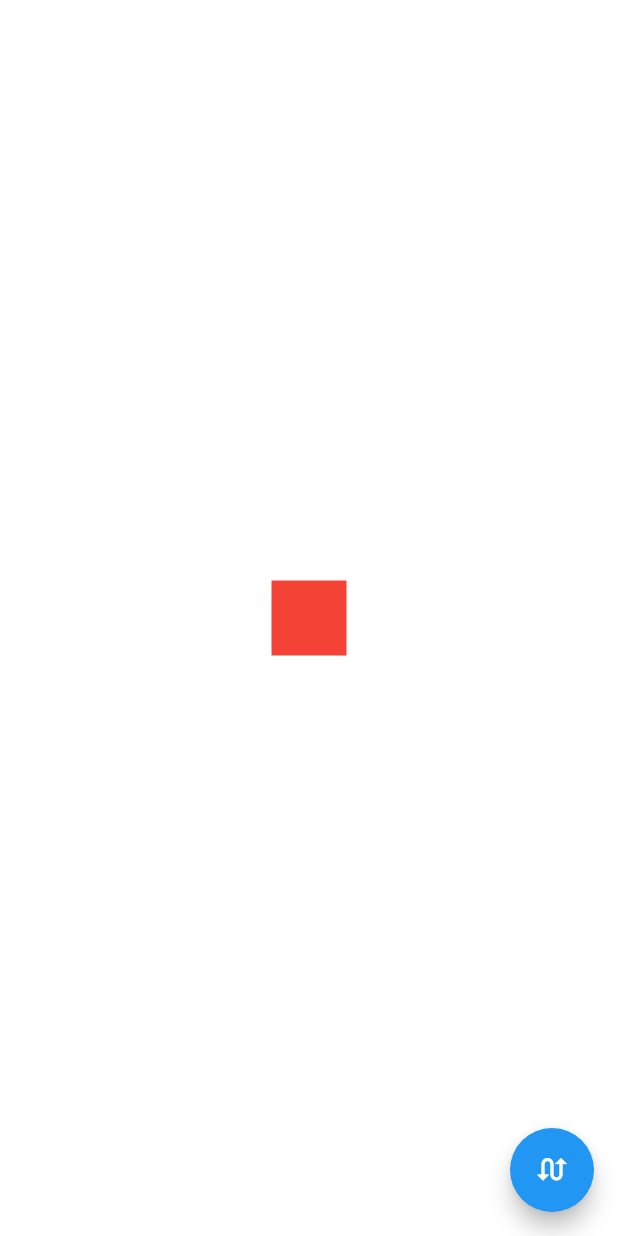
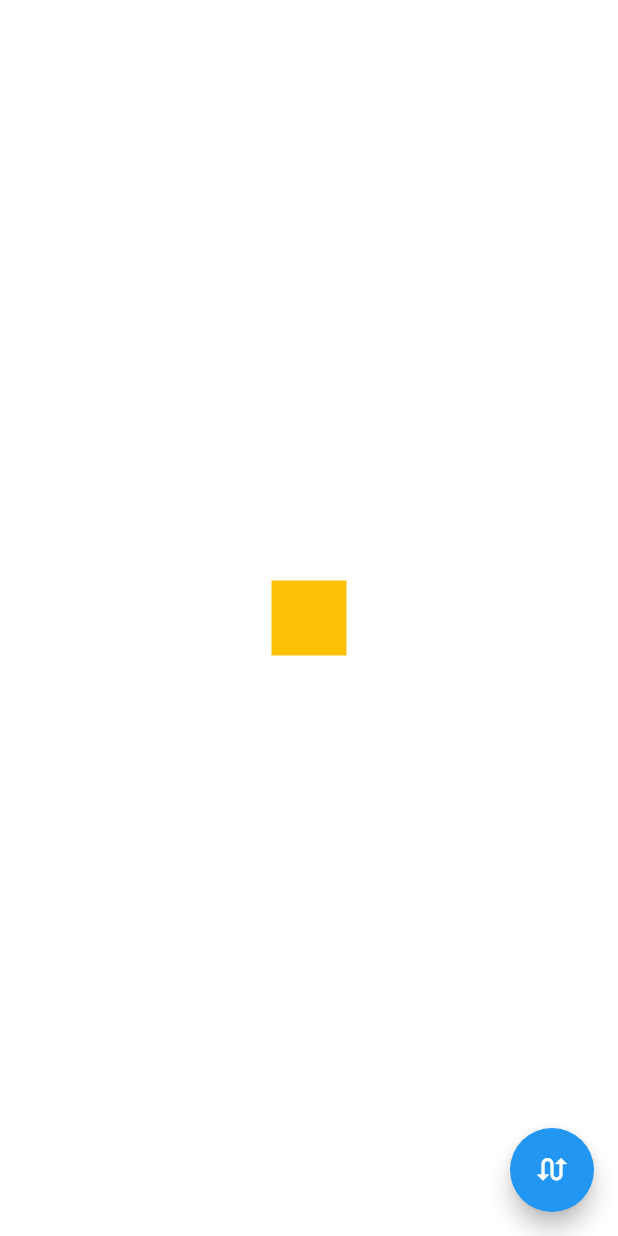
Before and after one commit to ArchOrn/flutter_5iwj_2024, a Flutter app: the screen it shows after launch, after a tap on the "swap calls" icon, on a phone screen of 412 x 824 dp. Run offline on Flutter 3.47's test engine with Material 3 defaults, Android fonts, the phone set to English and light mode, and no system bars.

Commit message:
Demo with StatefulWidget and another example with separate square

```diff
--- a/lib/home/home_screen.dart
+++ b/lib/home/home_screen.dart
@@ -1,20 +1,31 @@
 import 'package:flutter/material.dart';
 import 'package:flutter_5iwj_2024/home/square.dart';
 
-class HomeScreen extends StatelessWidget {
+class HomeScreen extends StatefulWidget {
   const HomeScreen({super.key});
+
+  @override
+  State<HomeScreen> createState() => _HomeScreenState();
+}
+
+class _HomeScreenState extends State<HomeScreen> {
+  Color _color = Colors.red;
+
+  void _changeColor() {
+    setState(() => _color = _color == Colors.red ? _color = Colors.amber : Colors.red);
+  }
 
   @override
   Widget build(BuildContext context) {
     return Scaffold(
       backgroundColor: Colors.white,
-      body: const Center(
-        child: Square(),
+      body: Center(
+        child: Square(color: _color),
       ),
       floatingActionButton: FloatingActionButton(
         backgroundColor: Colors.blue,
         shape: const CircleBorder(),
-        onPressed: () {},
+        onPressed: _changeColor,
         child: const Icon(
           Icons.swap_calls,
           color: Colors.white,
--- a/lib/home/square.dart
+++ b/lib/home/square.dart
@@ -1,14 +1,16 @@
 import 'package:flutter/material.dart';
 
 class Square extends StatelessWidget {
-  const Square({super.key});
+  final Color color;
+
+  const Square({super.key, this.color = Colors.red});
 
   @override
   Widget build(BuildContext context) {
     return Container(
       width: 50,
       height: 50,
-      color: Colors.red,
+      color: color,
     );
   }
 }
```
